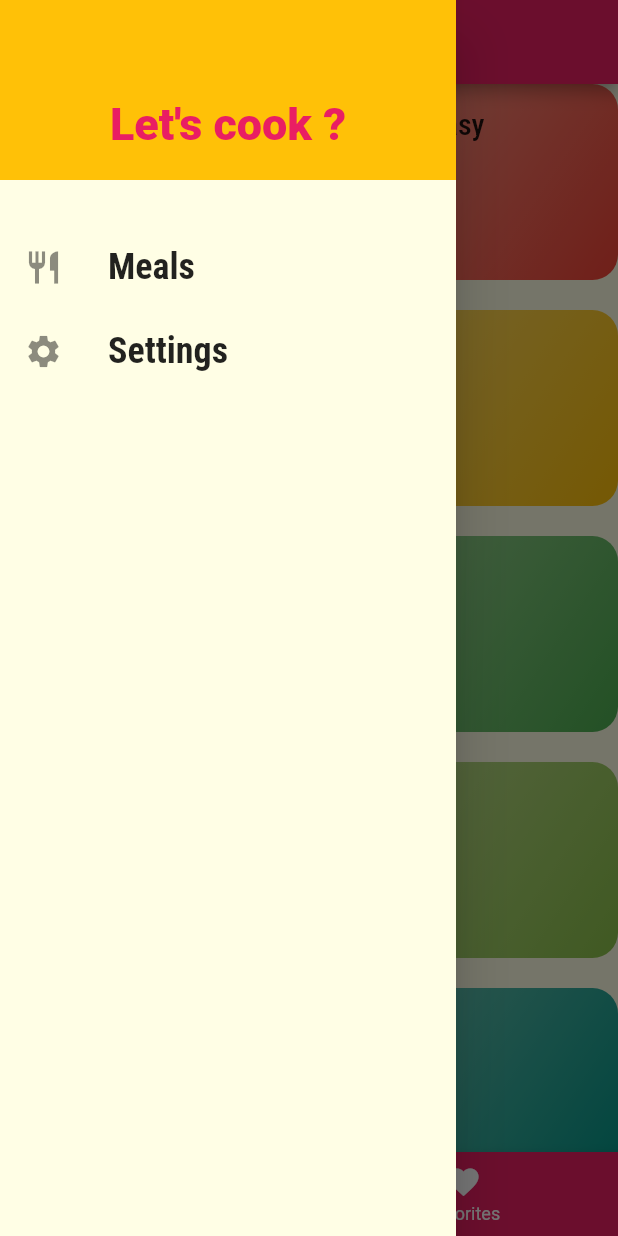
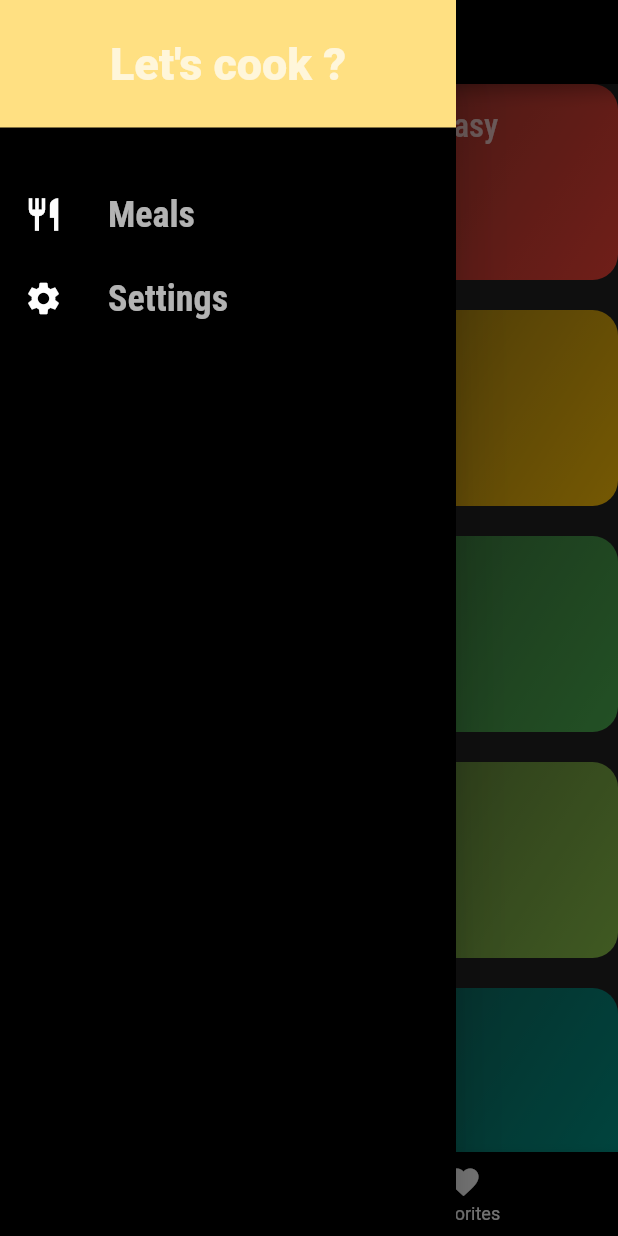
Before and after one commit to PhelippeA/RecipesApp, a Flutter app: the screen it shows after launch, with the side drawer open, on a phone screen of 412 x 824 dp. Run offline on Flutter 3.47's test engine with Material 2 defaults, Android fonts, the phone set to English and light mode, and no system bars.

Commit message:
adicionando dark theme ao app

```diff
--- a/lib/components/main_drawer.dart
+++ b/lib/components/main_drawer.dart
@@ -2,16 +2,14 @@ import 'package:flutter/material.dart';
 import '../utils/app_routes.dart';
 
 class MainDrawer extends StatelessWidget {
-  Widget _createItem(IconData icon, String label, {Function onTap}) {
+  Widget _createItem(IconData icon, String label, BuildContext context, {Function onTap}) {
     return ListTile(
-      leading: Icon(
-        icon,
-        size: 26,
-      ),
+      leading: Icon(icon, size: 26, color: Theme.of(context).iconTheme.color),
       title: (Text(
         label,
         style: TextStyle(
             fontFamily: 'RobotoCondensed',
+            color: Theme.of(context).textTheme.headline6.color,
             fontSize: 24,
             fontWeight: FontWeight.bold),
       )),
@@ -22,37 +20,42 @@ class MainDrawer extends StatelessWidget {
   @override
   Widget build(BuildContext context) {
     return Drawer(
+      child: Container(
+        color: Theme.of(context).primaryColor,
         child: Column(
           children: <Widget>[
             Container(
-            height: 120,
+              height: 85,
               width: double.infinity,
               padding: EdgeInsets.all(20),
               color: Theme.of(context).accentColor,
-            alignment: Alignment.bottomCenter,
+              alignment: Alignment.center,
               child: Text(
                 'Let\'s cook ?',
                 style: TextStyle(
                     fontWeight: FontWeight.w900,
                     fontSize: 30,
-                  color: Theme.of(context).primaryColor),
+                    color: Theme.of(context).textTheme.headline6.color),
               ),
             ),
             SizedBox(height: 30),
             _createItem(
               Icons.restaurant,
               'Meals',
+              context,
               onTap: () =>
                   Navigator.of(context).pushReplacementNamed(AppRoutes.home),
             ),
             _createItem(
               Icons.settings,
               'Settings',
+              context,
               onTap: () => Navigator.of(context)
                   .pushReplacementNamed(AppRoutes.preferences),
             ),
           ],
         ),
+      ),
     );
   }
 }
--- a/lib/main.dart
+++ b/lib/main.dart
@@ -6,6 +6,7 @@ import 'routes/categories_meals_route.dart';
 import 'routes/details_meal_route.dart';
 import 'routes/preferences_route.dart';
 import 'utils/app_routes.dart';
+import 'utils/themes.dart';
 import 'models/preferences.dart';
 
 void main() => runApp(MyApp());
@@ -52,18 +53,7 @@ class _MyAppState extends State<MyApp> {
   Widget build(BuildContext context) {
     return MaterialApp(
       title: 'DeliMeals',
-      theme: ThemeData(
-        primarySwatch: Colors.pink,
-        accentColor: Colors.amber,
-        fontFamily: 'Raleway',
-        canvasColor: Color.fromRGBO(255, 254, 229, 1),
-        textTheme: ThemeData.light().textTheme.copyWith(
-              headline6: TextStyle(
-                fontSize: 20,
-                fontFamily: 'RobotoCondensed',
-              ),
-            ),
-      ),
+      theme: AppTheme.darkTheme,
       routes: {
         AppRoutes.home: (_) => TabsRoute(_favoriteMeal),
         AppRoutes.categories_meals: (_) =>
--- a/lib/routes/categories_meals_route.dart
+++ b/lib/routes/categories_meals_route.dart
@@ -16,7 +16,9 @@ class CategoriesMealsRoute extends StatelessWidget {
 
     return Scaffold(
       appBar: AppBar(
-        title: Text(category.title),
+        title: Text(category.title, style: TextStyle(color: Theme.of(context).accentColor),),
+        centerTitle: true,
+        actions: [IconButton(icon: Icon(Icons.wb_sunny), onPressed: () {})],
       ),
       body: ListView.builder(
         itemCount: categoryMeals.length,
--- a/lib/routes/details_meal_route.dart
+++ b/lib/routes/details_meal_route.dart
@@ -1,3 +1,5 @@
+import 'dart:html';
+
 import 'package:flutter/material.dart';
 import '../models/meal.dart';
 
@@ -37,7 +39,8 @@ class DetailsMealRoute extends StatelessWidget {
 
     return Scaffold(
       appBar: AppBar(
-        title: Text(meal.title),
+        centerTitle: true,
+        title: Text(meal.title, style: TextStyle(color: Theme.of(context).accentColor),),
       ),
       body: SingleChildScrollView(
         child: Column(
--- a/lib/routes/tabs_route.dart
+++ b/lib/routes/tabs_route.dart
@@ -41,7 +41,7 @@ class _TabsRouteState extends State<TabsRoute> {
   Widget build(BuildContext context) {
     return Scaffold(
       appBar: AppBar(
-        title: Text(_screens[_selectedScreenIndex]['title']),
+        title: Text(_screens[_selectedScreenIndex]['title'], style: TextStyle(color: Theme.of(context).accentColor)),
         centerTitle: true,
       ),
       drawer: MainDrawer(),
--- /dev/null
+++ b/lib/utils/themes.dart
@@ -0,0 +1,42 @@
+import 'package:flutter/material.dart';
+
+class AppTheme {
+  static ThemeData get lightTheme {
+    return new ThemeData(
+      primarySwatch: Colors.pink,
+      scaffoldBackgroundColor: Colors.white,
+      accentColor: Colors.amber,
+      fontFamily: 'Raleway',
+      canvasColor: Color.fromRGBO(255, 254, 229, 1),
+      textTheme: ThemeData.light().textTheme.copyWith(
+            headline6: TextStyle(
+              fontSize: 20,
+              fontFamily: 'RobotoCondensed',
+            ),
+          ),
+    );
+  }
+
+  static ThemeData get darkTheme {
+    return new ThemeData(
+      primaryColor: Colors.black,
+      scaffoldBackgroundColor: Colors.grey[900],
+      accentColor: Colors.amber[200],
+      appBarTheme: AppBarTheme(
+        color: Colors.black,
+        textTheme: TextTheme(bodyText1: TextStyle(color: Colors.amber[200])),
+        iconTheme: IconThemeData(color: Colors.amber[200]),
+      ),
+      iconTheme: IconThemeData(color: Colors.white),
+      fontFamily: 'Raleway',
+      canvasColor: Color.fromRGBO(255, 254, 229, 1),
+      textTheme: ThemeData.light().textTheme.copyWith(
+            headline6: TextStyle(
+              color: Colors.white70,
+              fontSize: 22,
+              fontFamily: 'RobotoCondensed',
+            ),
+          ),
+    );
+  }
+}
```
Also changed, not shown: lib/routes/preferences_route.dart (+10 -3 lines). Lines whose indentation alone changed are shown as unchanged.
